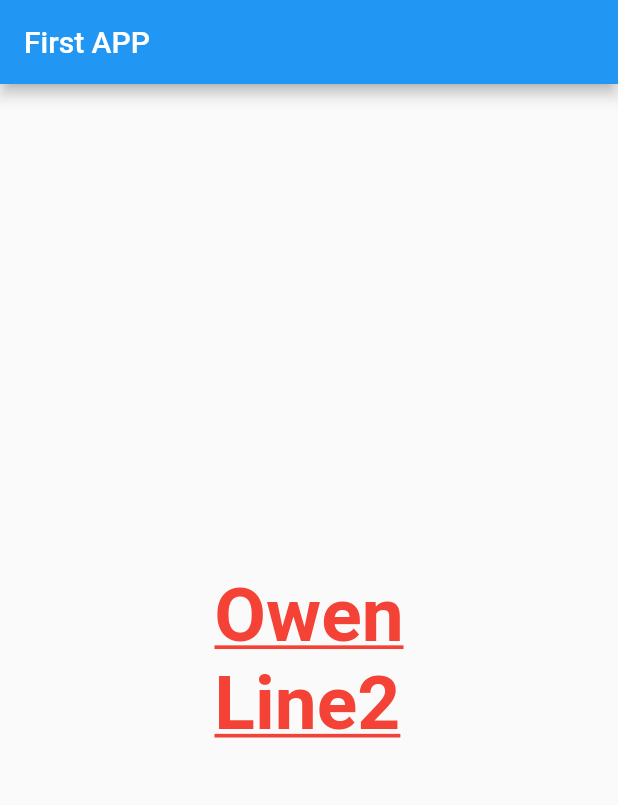
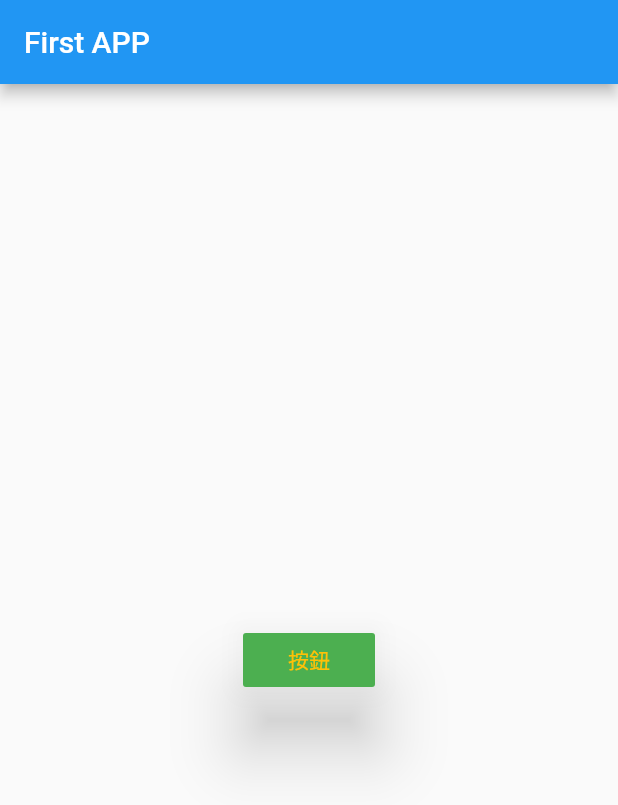
Before and after one commit to JiaWei-Git/Practice_Flutter, a Flutter app: the screen it shows after launch, on a phone screen of 412 x 824 dp. Shown: the top 805 px of the screen. Run offline on Flutter 3.47's test engine with Material 2 defaults, Android fonts, the phone set to English and light mode, and no system bars.

Commit message:
練習按鈕屬性

```diff
--- a/lib/main.dart
+++ b/lib/main.dart
@@ -14,7 +14,7 @@ class MyApp extends StatelessWidget {
         debugShowCheckedModeBanner: false,
         home: Scaffold(
           appBar: AppBar(title: Text('First APP')),
-          body: TextPage(),
+          body: ButtonPage(),
         ));
   }
 }
@@ -86,3 +86,24 @@ class TextPage extends StatelessWidget {
     );
   }
 }
+
+class ButtonPage extends StatelessWidget {
+  @override
+  Widget build(BuildContext context) {
+    return Center(
+      child: RaisedButton(
+        child: Text(
+          "按鈕",
+          style: TextStyle(color: Colors.amber),
+        ),
+        onPressed: btnClickEvent,
+        color: Colors.green,
+        elevation: 20,
+      ),
+    );
+  }
+
+  void btnClickEvent() {
+    print('Click');
+  }
+}
```
